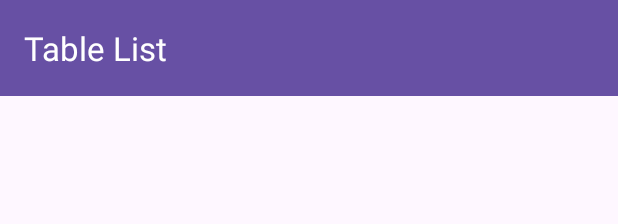
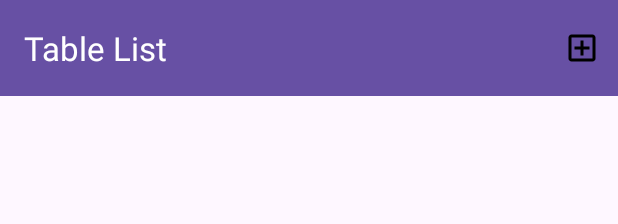
Before and after one commit to Resto-Management-System/Resto-Connect, an Android app: the layout fragment_table_list.xml on its own in the app's theme, with its tools: preview values and no code run, on a phone screen of 412 x 824 dp. Shown: the top 224 px of the screen. Run offline under Robolectric (Android 15) with nearby library versions, the light colour scheme and no system bars.

Commit message:
add table added in fragment

```diff
--- a/resturant_mangement_system/app/src/main/java/com/sunbeam/restaurant_mangenment_system/Interface/API.java
+++ b/resturant_mangement_system/app/src/main/java/com/sunbeam/restaurant_mangenment_system/Interface/API.java
@@ -6,6 +6,7 @@ import android.content.Context;
 import android.content.SharedPreferences;
 
 import com.sunbeam.restaurant_mangenment_system.Class.PrefsHelper;
+import com.sunbeam.restaurant_mangenment_system.Class.Table;
 import com.sunbeam.restaurant_mangenment_system.Class.User;
 
 import okhttp3.ResponseBody;
@@ -23,4 +24,6 @@ public interface API {
     public Call<ResponseBody> login(@Body User user);
     @GET("/resto/table")
     public Call<ResponseBody> getTables(@Header("Authorization") String token);
+    @POST("/resto/")
+    public Call<ResponseBody> addTable(@Header("Authorization") String token, @Body Table table);
 }
--- a/resturant_mangement_system/app/src/main/res/layout/fragment_table_list.xml
+++ b/resturant_mangement_system/app/src/main/res/layout/fragment_table_list.xml
@@ -13,7 +13,17 @@
         android:layout_height="?attr/actionBarSize"
         android:background="?attr/colorPrimary"
         app:title="Table List"
-        app:titleTextColor="@android:color/white"/>
+        app:titleTextColor="@android:color/white">
+
+        <ImageView
+            android:id="@+id/btnAddTable"
+            android:layout_width="wrap_content"
+            android:layout_height="wrap_content"
+            android:src="@drawable/addtable"
+            android:contentDescription="Add Table"
+            android:layout_gravity="end"
+            android:padding="12dp" />
+    </androidx.appcompat.widget.Toolbar>
 
 
     <androidx.recyclerview.widget.RecyclerView
```
Also changed, not shown: resturant_mangement_system/app/src/main/java/com/sunbeam/restaurant_mangenment_system/Fragments/TableListFragment.java (+9 -11 lines), resturant_mangement_system/app/src/main/java/com/sunbeam/restaurant_mangenment_system/activity/addTableActivity.java (+56 -1 lines), 63 other files.
